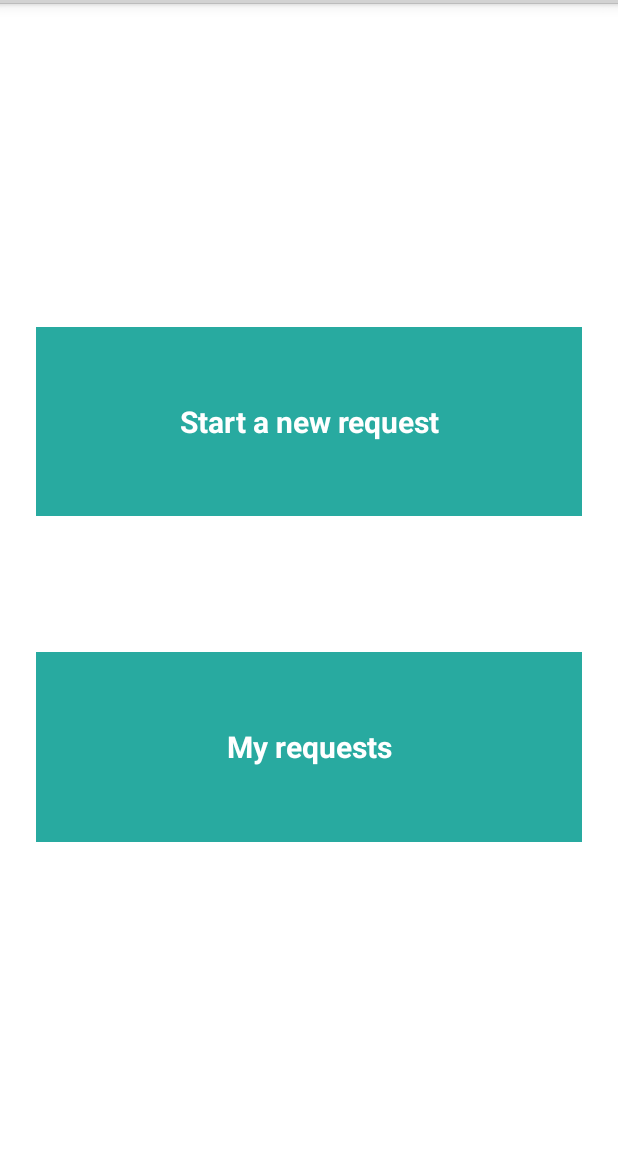
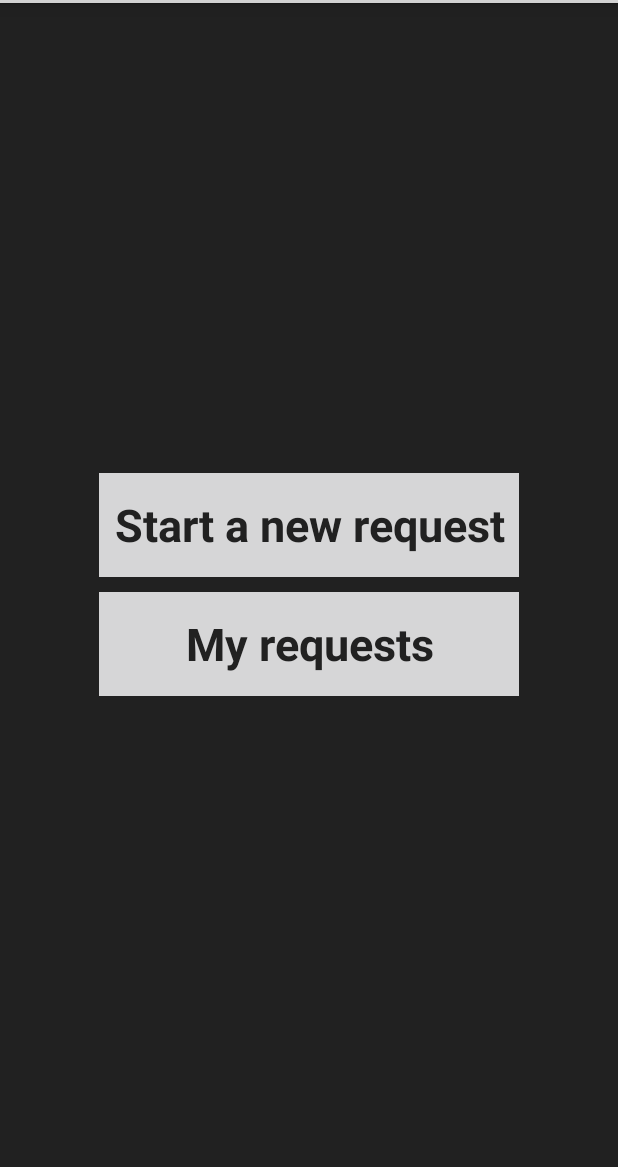
Before and after one commit to Maschmalow/ForgetMyPicture, an Android app: the screen it shows after launch (Homepage), on a phone screen of 412 x 824 dp, the part 69-1236 px from its top. Run offline under Robolectric (Android 15) with nearby library versions, the phone set to English and light mode, and no system bars; libraries missing offline, so code that uses them is left out: com.crittercism.app, com.j256.ormlite, com.nostra13.universalimageloader, javax.json; 5 statements that could not run were skipped.

Commit message:
merge et tentative d'intégration du travail de Rania

```diff
--- /dev/null
+++ b/AndroidApp/ForgetMyPicture/src/main/res/drawable/button3.png.xml
@@ -0,0 +1,4 @@
+<?xml version="1.0" encoding="utf-8"?>
+<selector xmlns:android="http://schemas.android.com/apk/res/android">
+
+</selector>
--- /dev/null
+++ b/AndroidApp/ForgetMyPicture/src/main/res/drawable/my_button.xml
@@ -0,0 +1,9 @@
+<?xml version="1.0" encoding="utf-8"?>
+<selector xmlns:android="http://schemas.android.com/apk/res/android">
+
+    <item android:drawable="@drawable/button3" android:state_enabled="true" android:state_window_focused="false"/>
+    <item android:drawable="@drawable/button3" android:state_pressed="true"/>
+    <item android:drawable="@drawable/button3" android:state_focused="true"/>
+    <item android:drawable="@drawable/button3" android:state_enabled="true"/>
+
+</selector>
--- a/AndroidApp/ForgetMyPicture/src/main/res/layout/activity_homepage.xml
+++ b/AndroidApp/ForgetMyPicture/src/main/res/layout/activity_homepage.xml
@@ -1,34 +1,64 @@
 <?xml version="1.0" encoding="utf-8"?>
 <LinearLayout xmlns:android="http://schemas.android.com/apk/res/android"
     xmlns:tools="http://schemas.android.com/tools"
-    tools:context=".activities.Homepage"
-    style="@style/basic_root_layout_white_background_with_padding">
+    android:layout_width="match_parent"
+    android:layout_height="match_parent"
+    android:gravity="center_vertical"
+    android:orientation="vertical"
+    android:background="@color/gray_dark"
+    android:paddingBottom="@dimen/activity_vertical_margin"
+    android:paddingLeft="@dimen/activity_horizontal_margin"
+    android:paddingRight="@dimen/activity_horizontal_margin"
+    android:paddingTop="@dimen/activity_vertical_margin"
+    tools:context=".activities.Homepage" >
 
-    <TextView
-        android:layout_weight="40"
-        android:background="@color/white"
-        style="@style/basic_view_with_margin"/>
+    <RelativeLayout
+        android:layout_width="match_parent"
+        android:layout_height="0dip"
+        android:layout_weight="0.4" >
+    </RelativeLayout>
 
-    <Button
-        android:layout_weight="20"
-        style="@style/button_turquoise_background_and_white_text"
-        android:onClick="startNewSearchFromUI"
-        android:text="@string/homepage_new_request"/>
+    <RelativeLayout
+        android:layout_width="match_parent"
+        android:layout_height="0dip"
+        android:layout_weight="0.2"
+        android:paddingRight="50dp"
+        android:paddingLeft="50dp"
+        android:gravity="center_vertical" >
 
-    <TextView
-        android:layout_weight="10"
-        android:background="@color/white"
-        style="@style/basic_view_with_margin"/>
+        <LinearLayout
+            android:layout_width="match_parent"
+            android:layout_height="wrap_content"
+            android:layout_centerInParent="true"
+            android:orientation="vertical" >
 
-    <Button
-        android:layout_weight="20"
-        style="@style/button_turquoise_background_and_white_text"
-        android:onClick="goToRequestsFromUI"
-        android:text="@string/homepage_requests_panel"/>
+            <Button
+                android:layout_width="match_parent"
+                android:layout_height="0dip"
+                android:layout_weight="0.5"
+                android:background="@drawable/my_button"
+                android:adjustViewBounds="true"
+                android:onClick="startNewSearchFromUI"
+                android:text="@string/homepage_new_request"
+                style="@style/textStyle"
+                android:layout_marginBottom="10dp"/>
 
-    <TextView
-        android:layout_weight="40"
-        android:background="@color/white"
-        style="@style/basic_view_with_margin"/>
+            <Button
+                android:layout_width="match_parent"
+                android:layout_height="0dip"
+                android:layout_weight="0.5"
+                android:background="@drawable/my_button"
+                android:adjustViewBounds="true"
+                android:onClick="goToRequestsFromUI"
+                style="@style/textStyle"
+                android:text="@string/homepage_requests_panel" />
+        </LinearLayout>
+    </RelativeLayout>
+
+    <RelativeLayout
+        android:layout_width="fill_parent"
+        android:layout_height="0dip"
+        android:layout_weight="0.4" >
+    </RelativeLayout>
 
 </LinearLayout>
--- a/AndroidApp/ForgetMyPicture/src/main/res/values/styles.xml
+++ b/AndroidApp/ForgetMyPicture/src/main/res/values/styles.xml
@@ -39,4 +39,10 @@
         <item name="android:layout_height">wrap_content</item>
     </style>
 
+    <style name="textStyle" >
+        <item name="android:textColor">@color/gray_dark</item>
+        <item name="android:textSize">30sp</item>
+        <item name="android:textStyle">bold</item>
+    </style>
+
 </resources>
```
